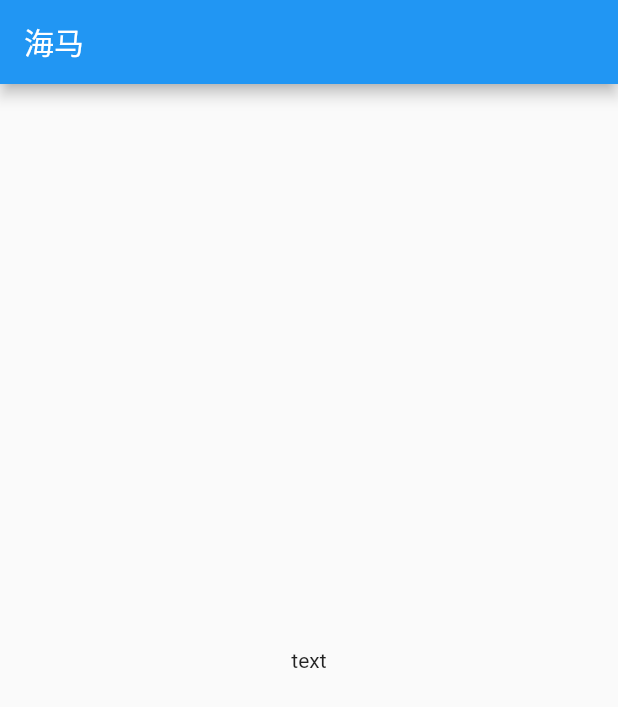
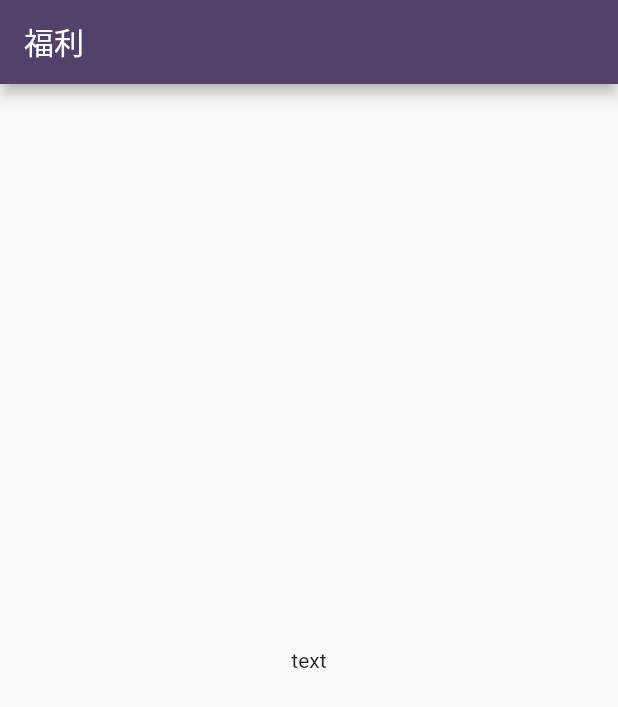
Before and after one commit to breederComrade/sassToolApp, a Flutter app: the screen it shows after launch, on a phone screen of 412 x 824 dp. Shown: the top 707 px of the screen. Run offline on Flutter 3.47's test engine with Material 2 defaults, Android fonts, the phone set to English and light mode, and no system bars.

Commit message:
update: init router && add color config

```diff
--- a/lib/config/Theme.dart
+++ b/lib/config/Theme.dart
@@ -0,0 +1,14 @@
+import 'package:flutter/material.dart';
+class appColor {
+     // 主题色#
+    static const themeColor  = const Color(0xFF51416b);
+    // 辅助色
+    static const secondeColor = const Color(0xFF4EBB84);
+    // 黄色
+    static const tagColor1 = const Color(0xFFED775B);
+    // 选中
+    static const tagColor2 = const Color(0xFF5D5467);
+
+     static Color currentColorTheme = themeColor;
+
+  }
--- a/lib/main.dart
+++ b/lib/main.dart
@@ -1,5 +1,5 @@
 import 'package:flutter/material.dart';
-
+import './config/Theme.dart';
 void main() => runApp(MyApp());
 
 class MyApp extends StatelessWidget {
@@ -8,11 +8,11 @@ class MyApp extends StatelessWidget {
   Widget build(BuildContext context) {
     return MaterialApp(
        debugShowCheckedModeBanner: false,
-      title: '海马代购管理',
+      title: '福利',
       theme: ThemeData(
-        primarySwatch: Colors.blue,
+          primaryColor: appColor.themeColor
       ),
-      home: HomePage(title:"海马"),
+      home: HomePage(title:"福利"),
     );
   }
 }
```
Also changed, not shown: lib/pages/Finance.dart (added), lib/pages/chart.dart (added), lib/pages/discover.dart (added), lib/pages/goods.dart (added), lib/pages/home.dart (added), lib/pages/my.dart (added), lib/pages/order.dart (added), lib/pages/wh.dart (added).
